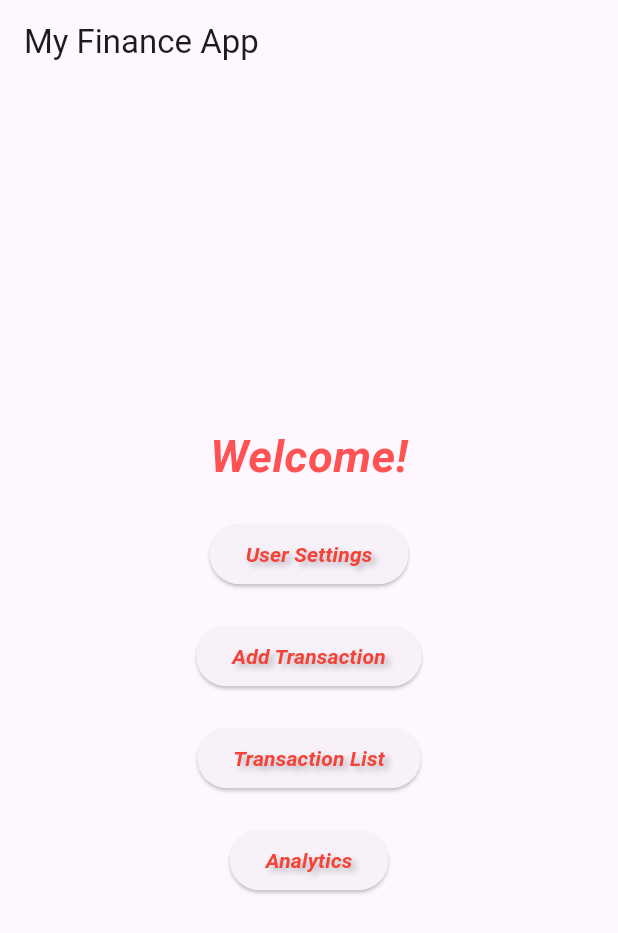
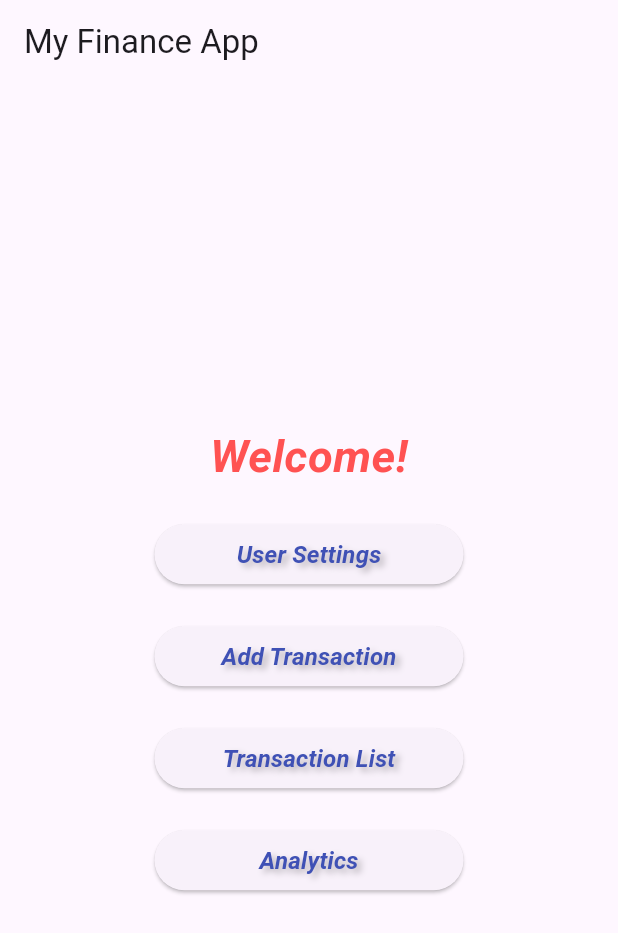
Before and after one commit to Spartakm67/flutter_home_work10, a Flutter app: the screen it shows after launch, on a phone screen of 412 x 824 dp. Shown: the top 933 px of the screen. Run offline on Flutter 3.47's test engine with Material 3 defaults, Android fonts, the phone set to English and light mode, and no system bars; our stand-ins replace flutter_mobx, hive, hive_flutter, mobx; accounts and stored records are empty; generated files the repository leaves out were written again.

Commit message:
CustomButton added

```diff
--- a/lib/screens/home_screen.dart
+++ b/lib/screens/home_screen.dart
@@ -1,6 +1,7 @@
 import 'package:flutter/material.dart';
 import 'package:flutter_home_work10/styles/text_styles.dart';
 import 'package:flutter_home_work10/widgets/transaction_form_add.dart';
+import 'package:flutter_home_work10/widgets/custom_button.dart';
 
 class HomeScreen extends StatelessWidget {
   const HomeScreen({super.key});
@@ -9,61 +10,43 @@ class HomeScreen extends StatelessWidget {
   Widget build(BuildContext context) {
     return Scaffold(
       appBar: AppBar(
-        title: const Text(
-          'My Finance App',
-        ),
+        title: const Text('My Finance App'),
       ),
       body: Center(
         child: Column(
           mainAxisAlignment: MainAxisAlignment.center,
           children: [
             TextStyles.styledText('Welcome!', TextStyles.greetingsText),
-            const SizedBox(
-              height: 20,
-            ),
-            ElevatedButton(
+            const SizedBox(height: 20),
+            CustomButton(
               onPressed: () {
                 Navigator.pushNamed(context, '/settings');
               },
-              child: const Text(
-                'User Settings', style: TextStyles.buttonText,
-              ),
+              text: 'User Settings',
             ),
-            const SizedBox(
-              height: 20,
-            ),
-            ElevatedButton(
+            const SizedBox(height: 20),
+            CustomButton(
               onPressed: () {
                 Navigator.push(
                   context,
                   MaterialPageRoute(builder: (_) => const TransactionFormAdd()),
                 );
               },
-              child: const Text(
-                'Add Transaction', style: TextStyles.buttonText,
-              ),
+              text: 'Add Transaction',
             ),
-            const SizedBox(
-              height: 20,
-            ),
-            ElevatedButton(
+            const SizedBox(height: 20),
+            CustomButton(
               onPressed: () {
                 Navigator.pushNamed(context, '/transactions');
               },
-              child: const Text(
-                'Transaction List', style: TextStyles.buttonText,
-              ),
+              text: 'Transaction List',
             ),
-            const SizedBox(
-              height: 20,
-            ),
-            ElevatedButton(
+            const SizedBox(height: 20),
+            CustomButton(
               onPressed: () {
                 Navigator.pushNamed(context, '/analytics');
               },
-              child: const Text(
-                'Analytics', style: TextStyles.buttonText,
-              ),
+              text: 'Analytics',
             ),
           ],
         ),
--- a/lib/screens/user_settings_screen.dart
+++ b/lib/screens/user_settings_screen.dart
@@ -2,6 +2,7 @@ import 'package:flutter/material.dart';
 import 'package:flutter_mobx/flutter_mobx.dart';
 import 'package:flutter_home_work10/stores/user_settings_store.dart';
 import 'package:flutter_home_work10/widgets/add_currency_dialog.dart';
+import 'package:flutter_home_work10/widgets/custom_button.dart';
 
 class UserSettingsScreen extends StatelessWidget {
   final UserSettingsStore settingsStore;
@@ -45,7 +46,9 @@ class UserSettingsScreen extends StatelessWidget {
                   IconButton(
                     icon: const Icon(Icons.add),
                     onPressed: () => AddCurrencyDialog.showAddCurrencyDialog(
-                        context, settingsStore,),
+                      context,
+                      settingsStore,
+                    ),
                   ),
                 ],
               ),
@@ -65,10 +68,12 @@ class UserSettingsScreen extends StatelessWidget {
               ),
             ),
             const SizedBox(height: 20),
-            ElevatedButton(
-              onPressed: settingsStore.saveSettings,
-              child: const Text('Save Settings'),
-            ),
+            // ElevatedButton(
+            //   onPressed: settingsStore.saveSettings,
+            //   child: const Text('Save Settings'),
+            // ),
+            CustomButton(
+                onPressed: settingsStore.saveSettings, text: 'Save Settings',),
           ],
         ),
       ),
--- a/lib/styles/text_styles.dart
+++ b/lib/styles/text_styles.dart
@@ -2,8 +2,8 @@ import 'package:flutter/material.dart';
 
 class TextStyles {
   static const TextStyle buttonText = TextStyle(
-    fontSize: 14,
-    color: Colors.red,
+    fontSize: 16,
+    color: Colors.indigo,
     fontStyle: FontStyle.italic,
     fontWeight: FontWeight.bold,
     shadows: [
--- /dev/null
+++ b/lib/widgets/custom_button.dart
@@ -0,0 +1,27 @@
+import 'package:flutter/material.dart';
+import 'package:flutter_home_work10/styles/text_styles.dart';
+
+class CustomButton extends StatelessWidget {
+  final VoidCallback onPressed;
+  final String text;
+
+  const CustomButton({
+    super.key,
+    required this.onPressed,
+    required this.text,
+  });
+
+  @override
+  Widget build(BuildContext context) {
+    return FractionallySizedBox(
+      widthFactor: 0.5,
+      child: ElevatedButton(
+        onPressed: onPressed,
+        child: Text(
+          text,
+          style: TextStyles.buttonText,
+        ),
+      ),
+    );
+  }
+}
```
